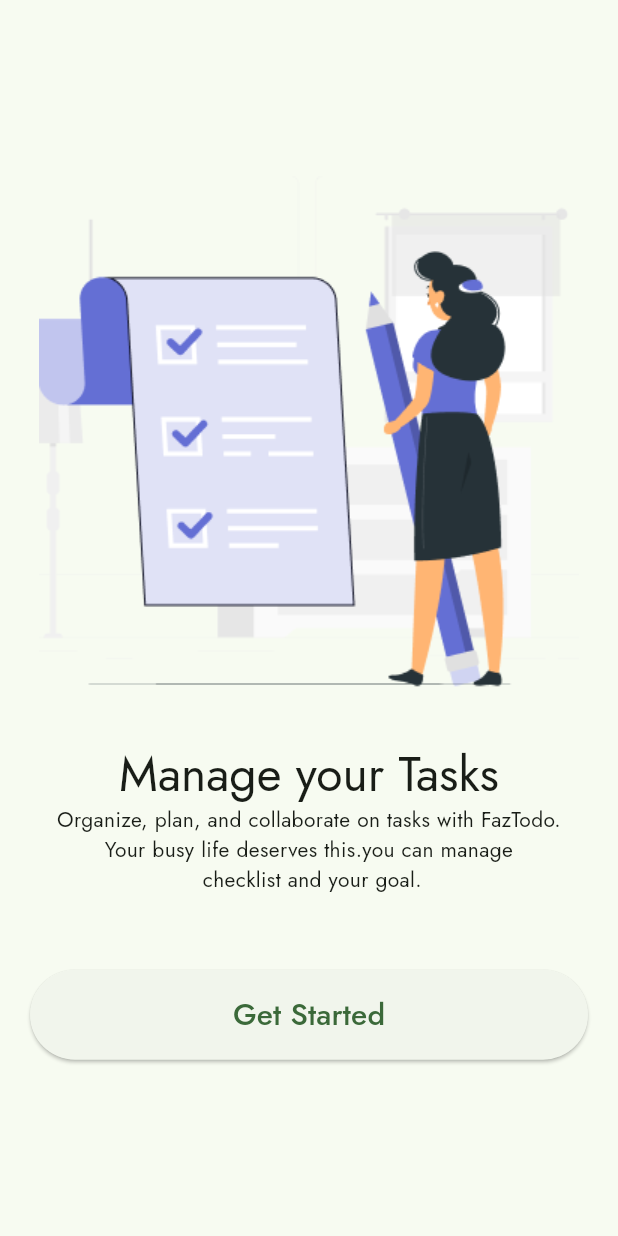
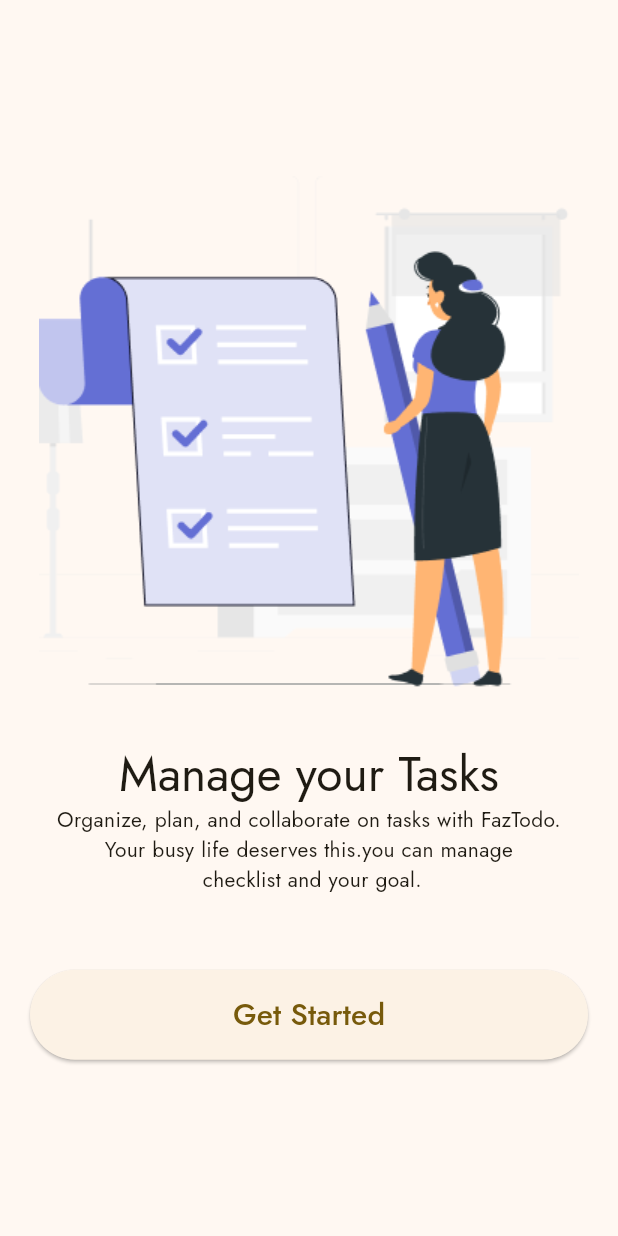
Before and after one commit to faztechfaizi/faztodo, a Flutter app: the screen it shows after launch, on a phone screen of 412 x 824 dp. Run offline on Flutter 3.47's test engine with Material 3 defaults, Android fonts, the phone set to English and light mode, and no system bars; our stand-ins replace google_fonts, shared_preferences.

Commit message:
font size chnaged

```diff
--- a/lib/main.dart
+++ b/lib/main.dart
@@ -20,7 +20,7 @@ class MyApp extends StatelessWidget {
       debugShowCheckedModeBanner: false,
       title: 'FazTodo',
       theme: ThemeData(
-        colorScheme: ColorScheme.fromSeed(seedColor: Colors.green),
+        colorScheme: ColorScheme.fromSeed(seedColor: Colors.amber),
         useMaterial3: true,
         fontFamily: GoogleFonts.jost().fontFamily,
       ),
--- a/lib/screens/home_page/home_page.dart
+++ b/lib/screens/home_page/home_page.dart
@@ -40,6 +40,8 @@ class _HomePageState extends State<HomePage> {
                   title: Text(
                     todo.title,
                     style: TextStyle(
+                      fontWeight: FontWeight.w500,
+                      fontSize: 20,
                       decoration:
                           todo.isDone ? TextDecoration.lineThrough : null,
                     ),
@@ -47,6 +49,7 @@ class _HomePageState extends State<HomePage> {
                   subtitle: Text(
                     todo.description ?? '',
                     style: TextStyle(
+                      fontSize: 18,
                       decoration:
                           todo.isDone ? TextDecoration.lineThrough : null,
                     ),
```
